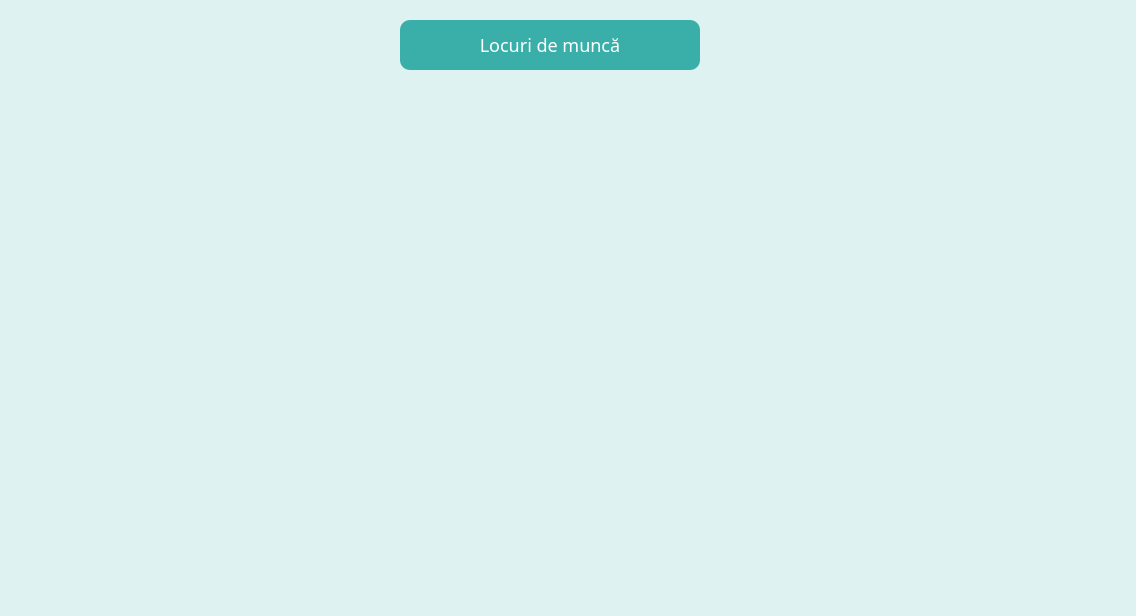
Qt form filtru.ui (TeonaG/AplicatieRecruiting) before a commit.
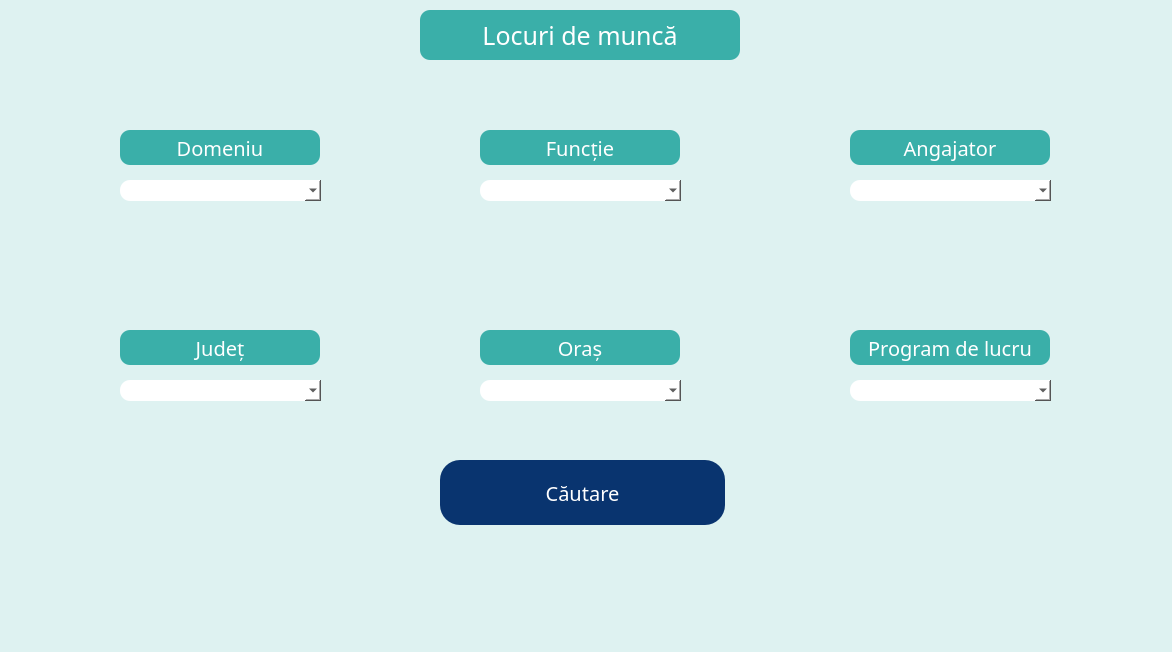
The same form after that commit. Icons and pictures are not drawn.

Patch:
```diff
--- a/filtru.ui
+++ b/filtru.ui
@@ -6,8 +6,8 @@
    <rect>
     <x>0</x>
     <y>0</y>
-    <width>1136</width>
-    <height>616</height>
+    <width>1172</width>
+    <height>652</height>
    </rect>
   </property>
   <property name="windowTitle">
@@ -16,12 +16,226 @@
   <property name="styleSheet">
    <string notr="true">background-color: rgb(222, 242, 241);</string>
   </property>
+  <widget class="QComboBox" name="comboBox_judet">
+   <property name="geometry">
+    <rect>
+     <x>120</x>
+     <y>380</y>
+     <width>201</width>
+     <height>21</height>
+    </rect>
+   </property>
+   <property name="styleSheet">
+    <string notr="true">background-color: white;
+border-radius: 10px;</string>
+   </property>
+  </widget>
+  <widget class="QLabel" name="label_2">
+   <property name="geometry">
+    <rect>
+     <x>480</x>
+     <y>130</y>
+     <width>200</width>
+     <height>35</height>
+    </rect>
+   </property>
+   <property name="styleSheet">
+    <string notr="true">background-color: rgb(58, 175, 169);
+border-radius: 10px;
+color: white;
+font: Times New Roman;
+font-size: 20px;</string>
+   </property>
+   <property name="text">
+    <string>Funcție</string>
+   </property>
+   <property name="alignment">
+    <set>Qt::AlignCenter</set>
+   </property>
+  </widget>
+  <widget class="QLabel" name="label_7">
+   <property name="geometry">
+    <rect>
+     <x>510</x>
+     <y>560</y>
+     <width>161</width>
+     <height>101</height>
+    </rect>
+   </property>
+   <property name="text">
+    <string/>
+   </property>
+   <property name="pixmap">
+    <pixmap>../PROIECT/logo_mic.png</pixmap>
+   </property>
+  </widget>
+  <widget class="QLabel" name="label_4">
+   <property name="geometry">
+    <rect>
+     <x>120</x>
+     <y>330</y>
+     <width>200</width>
+     <height>35</height>
+    </rect>
+   </property>
+   <property name="styleSheet">
+    <string notr="true">background-color: rgb(58, 175, 169);
+border-radius: 10px;
+color: white;
+font: Times New Roman;
+font-size: 20px;</string>
+   </property>
+   <property name="text">
+    <string>Județ</string>
+   </property>
+   <property name="alignment">
+    <set>Qt::AlignCenter</set>
+   </property>
+  </widget>
+  <widget class="QLabel" name="label">
+   <property name="geometry">
+    <rect>
+     <x>120</x>
+     <y>130</y>
+     <width>200</width>
+     <height>35</height>
+    </rect>
+   </property>
+   <property name="styleSheet">
+    <string notr="true">background-color: rgb(58, 175, 169);
+border-radius: 10px;
+color: white;
+font: Times New Roman;
+font-size: 20px;</string>
+   </property>
+   <property name="text">
+    <string>Domeniu</string>
+   </property>
+   <property name="alignment">
+    <set>Qt::AlignCenter</set>
+   </property>
+  </widget>
+  <widget class="QLabel" name="label_5">
+   <property name="geometry">
+    <rect>
+     <x>480</x>
+     <y>330</y>
+     <width>200</width>
+     <height>35</height>
+    </rect>
+   </property>
+   <property name="styleSheet">
+    <string notr="true">background-color: rgb(58, 175, 169);
+border-radius: 10px;
+color: white;
+font: Times New Roman;
+font-size: 20px;</string>
+   </property>
+   <property name="text">
+    <string>Oraș</string>
+   </property>
+   <property name="alignment">
+    <set>Qt::AlignCenter</set>
+   </property>
+  </widget>
+  <widget class="QLabel" name="label_3">
+   <property name="geometry">
+    <rect>
+     <x>850</x>
+     <y>130</y>
+     <width>200</width>
+     <height>35</height>
+    </rect>
+   </property>
+   <property name="styleSheet">
+    <string notr="true">background-color: rgb(58, 175, 169);
+border-radius: 10px;
+color: white;
+font: Times New Roman;
+font-size: 20px;</string>
+   </property>
+   <property name="text">
+    <string>Angajator</string>
+   </property>
+   <property name="alignment">
+    <set>Qt::AlignCenter</set>
+   </property>
+  </widget>
+  <widget class="QLabel" name="label_6">
+   <property name="geometry">
+    <rect>
+     <x>850</x>
+     <y>330</y>
+     <width>200</width>
+     <height>35</height>
+    </rect>
+   </property>
+   <property name="styleSheet">
+    <string notr="true">background-color: rgb(58, 175, 169);
+border-radius: 10px;
+color: white;
+font: Times New Roman;
+font-size: 20px;</string>
+   </property>
+   <property name="text">
+    <string>Program de lucru</string>
+   </property>
+   <property name="alignment">
+    <set>Qt::AlignCenter</set>
+   </property>
+  </widget>
+  <widget class="QPushButton" name="pushButton_cautare">
+   <property name="geometry">
+    <rect>
+     <x>440</x>
+     <y>460</y>
+     <width>285</width>
+     <height>65</height>
+    </rect>
+   </property>
+   <property name="font">
+    <font>
+     <family>New Roman</family>
+     <pointsize>-1</pointsize>
+     <italic>false</italic>
+     <bold>false</bold>
+    </font>
+   </property>
+   <property name="cursor">
+    <cursorShape>PointingHandCursor</cursorShape>
+   </property>
+   <property name="styleSheet">
+    <string notr="true">background-color: rgb(9, 52, 111);
+color: white;
+font-size: 20px;
+border-style: outset;
+border-radius: 20px;
+font: Times New Roman;</string>
+   </property>
+   <property name="text">
+    <string>Căutare</string>
+   </property>
+  </widget>
+  <widget class="QComboBox" name="comboBox_oras">
+   <property name="geometry">
+    <rect>
+     <x>480</x>
+     <y>380</y>
+     <width>201</width>
+     <height>21</height>
+    </rect>
+   </property>
+   <property name="styleSheet">
+    <string notr="true">background-color: white;
+border-radius: 10px;</string>
+   </property>
+  </widget>
   <widget class="QLabel" name="label_email">
    <property name="geometry">
     <rect>
-     <x>400</x>
-     <y>20</y>
-     <width>300</width>
+     <x>420</x>
+     <y>10</y>
+     <width>320</width>
      <height>50</height>
     </rect>
    </property>
@@ -41,7 +255,7 @@
 color: white;
 border-radius: 10px;
 font: Times New Roman;
-font-size: 18px;</string>
+font-size: 25px;</string>
    </property>
    <property name="text">
     <string>Locuri de muncă</string>
@@ -50,6 +264,62 @@
     <set>Qt::AlignCenter</set>
    </property>
   </widget>
+  <widget class="QComboBox" name="comboBox_domeniu">
+   <property name="geometry">
+    <rect>
+     <x>120</x>
+     <y>180</y>
+     <width>201</width>
+     <height>21</height>
+    </rect>
+   </property>
+   <property name="styleSheet">
+    <string notr="true">background-color: white;
+border-radius: 10px;</string>
+   </property>
+  </widget>
+  <widget class="QComboBox" name="comboBox_functie">
+   <property name="geometry">
+    <rect>
+     <x>480</x>
+     <y>180</y>
+     <width>201</width>
+     <height>21</height>
+    </rect>
+   </property>
+   <property name="styleSheet">
+    <string notr="true">background-color: white;
+border-radius: 10px;</string>
+   </property>
+  </widget>
+  <widget class="QComboBox" name="comboBox_program_lucru">
+   <property name="geometry">
+    <rect>
+     <x>850</x>
+     <y>380</y>
+     <width>201</width>
+     <height>21</height>
+    </rect>
+   </property>
+   <property name="styleSheet">
+    <string notr="true">background-color: white;
+border-radius: 10px;</string>
+   </property>
+  </widget>
+  <widget class="QComboBox" name="comboBox_angajator">
+   <property name="geometry">
+    <rect>
+     <x>850</x>
+     <y>180</y>
+     <width>201</width>
+     <height>21</height>
+    </rect>
+   </property>
+   <property name="styleSheet">
+    <string notr="true">background-color: white;
+border-radius: 10px;</string>
+   </property>
+  </widget>
  </widget>
  <resources/>
  <connections/>
```
Left out of the diff: 4 changed lines with no effect on the pictures.
